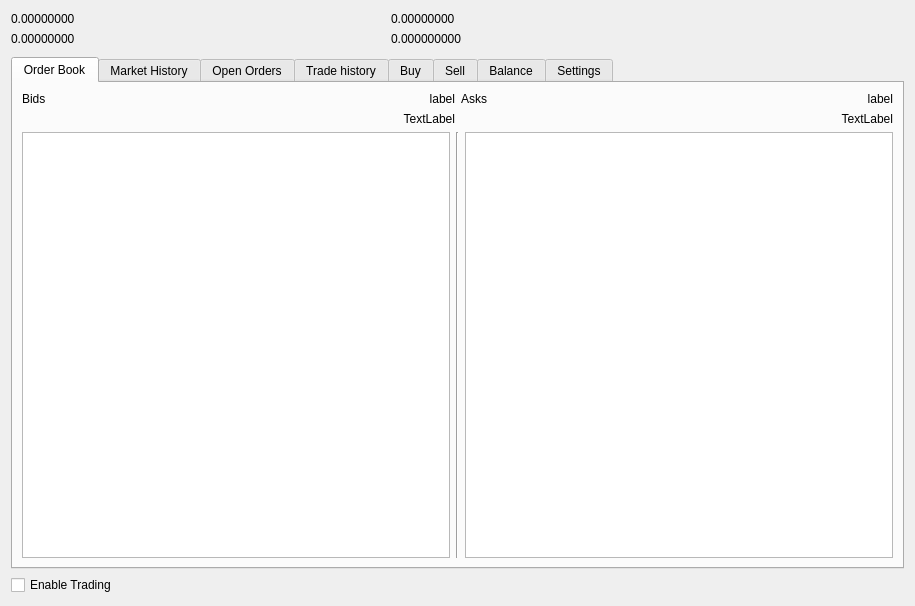
The window that src/qt/forms/tradingdialog.ui (Kore-Core/KORE) describes before a commit, drawn with Qt 5.
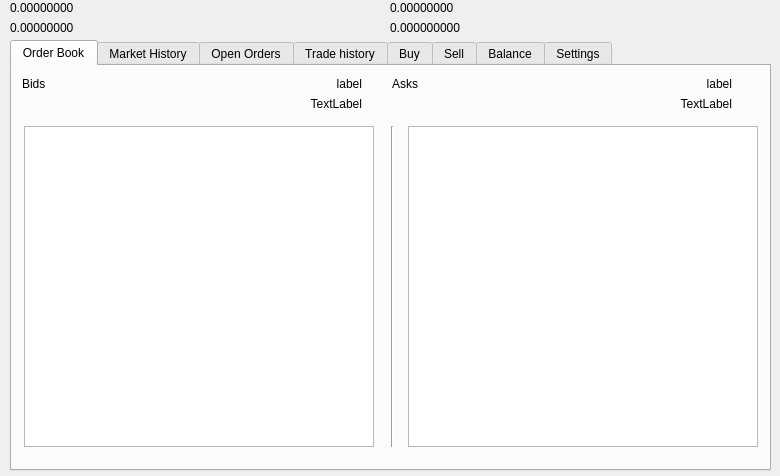
The same window after the commit. Icons and pictures are not drawn.

```diff
--- a/src/qt/forms/tradingdialog.ui
+++ b/src/qt/forms/tradingdialog.ui
@@ -1,118 +1,30 @@
 <?xml version="1.0" encoding="UTF-8"?>
 <ui version="4.0">
  <class>tradingDialog</class>
- <widget class="QWidget" name="tradingDialog">
+ <widget class="QDialog" name="tradingDialog">
   <property name="geometry">
    <rect>
     <x>0</x>
     <y>0</y>
-    <width>915</width>
-    <height>606</height>
+    <width>780</width>
+    <height>476</height>
    </rect>
   </property>
   <property name="windowTitle">
    <string>Bittrex API</string>
   </property>
-  <layout class="QVBoxLayout" name="verticalLayout_2">
-   <item>
-    <layout class="QVBoxLayout" name="verticalLayout">
-     <item>
-      <widget class="QWidget" name="widget" native="true">
-       <property name="sizePolicy">
-        <sizepolicy hsizetype="Preferred" vsizetype="Expanding">
-         <horstretch>0</horstretch>
-         <verstretch>0</verstretch>
-        </sizepolicy>
-       </property>
-       <property name="maximumSize">
-        <size>
-         <width>16777215</width>
-         <height>40</height>
-        </size>
-       </property>
-       <widget class="QLabel" name="Bid">
-        <property name="geometry">
-         <rect>
-          <x>0</x>
-          <y>0</y>
-          <width>240</width>
-          <height>16</height>
-         </rect>
-        </property>
-        <property name="minimumSize">
-         <size>
-          <width>140</width>
-          <height>0</height>
-         </size>
-        </property>
-        <property name="text">
-         <string>0.00000000</string>
-        </property>
-       </widget>
-       <widget class="QLabel" name="Ask">
-        <property name="geometry">
-         <rect>
-          <x>0</x>
-          <y>20</y>
-          <width>240</width>
-          <height>16</height>
-         </rect>
-        </property>
-        <property name="minimumSize">
-         <size>
-          <width>160</width>
-          <height>0</height>
-         </size>
-        </property>
-        <property name="text">
-         <string>0.00000000</string>
-        </property>
-       </widget>
-       <widget class="QLabel" name="volumet">
-        <property name="geometry">
-         <rect>
-          <x>380</x>
-          <y>20</y>
-          <width>240</width>
-          <height>16</height>
-         </rect>
-        </property>
-        <property name="minimumSize">
-         <size>
-          <width>201</width>
-          <height>0</height>
-         </size>
-        </property>
-        <property name="text">
-         <string>0.000000000</string>
-        </property>
-       </widget>
-       <widget class="QLabel" name="volumebtc">
-        <property name="geometry">
-         <rect>
-          <x>380</x>
-          <y>0</y>
-          <width>240</width>
-          <height>16</height>
-         </rect>
-        </property>
-        <property name="minimumSize">
-         <size>
-          <width>160</width>
-          <height>0</height>
-         </size>
-        </property>
-        <property name="text">
-         <string>0.00000000</string>
-        </property>
-       </widget>
-      </widget>
-     </item>
-     <item>
       <widget class="QTabWidget" name="TradingTabWidget">
        <property name="enabled">
         <bool>true</bool>
        </property>
+   <property name="geometry">
+    <rect>
+     <x>10</x>
+     <y>40</y>
+     <width>761</width>
+     <height>431</height>
+    </rect>
+   </property>
        <property name="font">
         <font>
          <weight>50</weight>
@@ -129,53 +41,155 @@
         <attribute name="title">
          <string>Order Book</string>
         </attribute>
-        <layout class="QVBoxLayout" name="verticalLayout_4">
-         <item>
-          <layout class="QVBoxLayout" name="verticalLayout_3">
-           <item>
-            <layout class="QHBoxLayout" name="horizontalLayout_6">
-             <item>
-              <layout class="QGridLayout" name="gridLayout_2">
-               <item row="0" column="1">
-                <widget class="QLabel" name="KOREDemand">
-                 <property name="text">
-                  <string>label</string>
-                 </property>
-                 <property name="alignment">
-                  <set>Qt::AlignRight|Qt::AlignTrailing|Qt::AlignVCenter</set>
-                 </property>
-                </widget>
-               </item>
-               <item row="0" column="0">
+    <widget class="QTableWidget" name="BidsTable">
+     <property name="geometry">
+      <rect>
+       <x>12</x>
+       <y>60</y>
+       <width>350</width>
+       <height>321</height>
+      </rect>
+     </property>
+     <property name="palette">
+      <palette>
+       <active>
+        <colorrole role="Text">
+         <brush brushstyle="SolidPattern">
+          <color alpha="255">
+           <red>51</red>
+           <green>51</green>
+           <blue>51</blue>
+          </color>
+         </brush>
+        </colorrole>
+       </active>
+       <inactive>
+        <colorrole role="Text">
+         <brush brushstyle="SolidPattern">
+          <color alpha="255">
+           <red>51</red>
+           <green>51</green>
+           <blue>51</blue>
+          </color>
+         </brush>
+        </colorrole>
+       </inactive>
+       <disabled>
+        <colorrole role="Text">
+         <brush brushstyle="SolidPattern">
+          <color alpha="255">
+           <red>85</red>
+           <green>85</green>
+           <blue>85</blue>
+          </color>
+         </brush>
+        </colorrole>
+       </disabled>
+      </palette>
+     </property>
+     <property name="font">
+      <font>
+       <pointsize>9</pointsize>
+       <weight>50</weight>
+       <bold>false</bold>
+      </font>
+     </property>
+     <property name="horizontalScrollBarPolicy">
+      <enum>Qt::ScrollBarAsNeeded</enum>
+     </property>
+    </widget>
+    <widget class="QTableWidget" name="AsksTable">
+     <property name="geometry">
+      <rect>
+       <x>396</x>
+       <y>60</y>
+       <width>350</width>
+       <height>321</height>
+      </rect>
+     </property>
+     <property name="palette">
+      <palette>
+       <active>
+        <colorrole role="Text">
+         <brush brushstyle="SolidPattern">
+          <color alpha="255">
+           <red>51</red>
+           <green>51</green>
+           <blue>51</blue>
+          </color>
+         </brush>
+        </colorrole>
+       </active>
+       <inactive>
+        <colorrole role="Text">
+         <brush brushstyle="SolidPattern">
+          <color alpha="255">
+           <red>51</red>
+           <green>51</green>
+           <blue>51</blue>
+          </color>
+         </brush>
+        </colorrole>
+       </inactive>
+       <disabled>
+        <colorrole role="Text">
+         <brush brushstyle="SolidPattern">
+          <color alpha="255">
+           <red>85</red>
+           <green>85</green>
+           <blue>85</blue>
+          </color>
+         </brush>
+        </colorrole>
+       </disabled>
+      </palette>
+     </property>
+     <property name="font">
+      <font>
+       <pointsize>9</pointsize>
+       <weight>50</weight>
+       <bold>false</bold>
+      </font>
+     </property>
+     <property name="horizontalScrollBarPolicy">
+      <enum>Qt::ScrollBarAsNeeded</enum>
+     </property>
+    </widget>
                 <widget class="QLabel" name="BidsCount">
+     <property name="geometry">
+      <rect>
+       <x>10</x>
+       <y>10</y>
+       <width>91</width>
+       <height>16</height>
+      </rect>
+     </property>
                  <property name="text">
                   <string>Bids</string>
                  </property>
                 </widget>
-               </item>
-               <item row="1" column="1">
-                <widget class="QLabel" name="BtcDemand">
-                 <property name="text">
-                  <string>TextLabel</string>
-                 </property>
-                 <property name="alignment">
-                  <set>Qt::AlignRight|Qt::AlignTrailing|Qt::AlignVCenter</set>
-                 </property>
-                </widget>
-               </item>
-              </layout>
-             </item>
-             <item>
-              <layout class="QGridLayout" name="gridLayout">
-               <item row="0" column="0">
                 <widget class="QLabel" name="AsksCount">
+     <property name="geometry">
+      <rect>
+       <x>380</x>
+       <y>10</y>
+       <width>91</width>
+       <height>16</height>
+      </rect>
+     </property>
                  <property name="text">
                   <string>Asks</string>
                  </property>
                 </widget>
-               </item>
-               <item row="0" column="1">
                 <widget class="QLabel" name="KORESupply">
+     <property name="geometry">
+      <rect>
+       <x>540</x>
+       <y>10</y>
+       <width>180</width>
+       <height>15</height>
+      </rect>
+     </property>
                  <property name="text">
                   <string>label</string>
                  </property>
@@ -183,9 +197,47 @@
                   <set>Qt::AlignRight|Qt::AlignTrailing|Qt::AlignVCenter</set>
                  </property>
                 </widget>
-               </item>
-               <item row="1" column="1">
+    <widget class="QLabel" name="KOREDemand">
+     <property name="geometry">
+      <rect>
+       <x>160</x>
+       <y>10</y>
+       <width>190</width>
+       <height>15</height>
+      </rect>
+     </property>
+     <property name="text">
+      <string>label</string>
+     </property>
+     <property name="alignment">
+      <set>Qt::AlignRight|Qt::AlignTrailing|Qt::AlignVCenter</set>
+     </property>
+    </widget>
+    <widget class="QLabel" name="BtcDemand">
+     <property name="geometry">
+      <rect>
+       <x>200</x>
+       <y>30</y>
+       <width>150</width>
+       <height>15</height>
+      </rect>
+     </property>
+     <property name="text">
+      <string>TextLabel</string>
+     </property>
+     <property name="alignment">
+      <set>Qt::AlignRight|Qt::AlignTrailing|Qt::AlignVCenter</set>
+     </property>
+    </widget>
                 <widget class="QLabel" name="BtcSupply">
+     <property name="geometry">
+      <rect>
+       <x>570</x>
+       <y>30</y>
+       <width>150</width>
+       <height>15</height>
+      </rect>
+     </property>
                  <property name="text">
                   <string>TextLabel</string>
                  </property>
@@ -193,53 +245,19 @@
                   <set>Qt::AlignRight|Qt::AlignTrailing|Qt::AlignVCenter</set>
                  </property>
                 </widget>
-               </item>
-              </layout>
-             </item>
-            </layout>
-           </item>
-           <item>
-            <layout class="QHBoxLayout" name="horizontalLayout_5">
-             <item>
-              <widget class="QTableWidget" name="BidsTable">
-               <property name="font">
-                <font>
-                 <pointsize>9</pointsize>
-                 <weight>50</weight>
-                 <bold>false</bold>
-                </font>
-               </property>
-               <property name="horizontalScrollBarPolicy">
-                <enum>Qt::ScrollBarAsNeeded</enum>
-               </property>
-              </widget>
-             </item>
-             <item>
-              <widget class="Line" name="line_2">
+    <widget class="Line" name="line">
+     <property name="geometry">
+      <rect>
+       <x>370</x>
+       <y>60</y>
+       <width>20</width>
+       <height>321</height>
+      </rect>
+     </property>
                <property name="orientation">
                 <enum>Qt::Vertical</enum>
                </property>
               </widget>
-             </item>
-             <item>
-              <widget class="QTableWidget" name="AsksTable">
-               <property name="font">
-                <font>
-                 <pointsize>9</pointsize>
-                 <weight>50</weight>
-                 <bold>false</bold>
-                </font>
-               </property>
-               <property name="horizontalScrollBarPolicy">
-                <enum>Qt::ScrollBarAsNeeded</enum>
-               </property>
-              </widget>
-             </item>
-            </layout>
-           </item>
-          </layout>
-         </item>
-        </layout>
        </widget>
        <widget class="QWidget" name="MarketHistory">
         <attribute name="title">
@@ -3170,34 +3188,92 @@
         </widget>
        </widget>
       </widget>
-     </item>
-     <item>
-      <layout class="QHBoxLayout" name="horizontalLayout_9">
-       <item>
-        <widget class="QCheckBox" name="enable">
+  <widget class="QWidget" name="widget" native="true">
+   <property name="geometry">
+    <rect>
+     <x>10</x>
+     <y>0</y>
+     <width>761</width>
+     <height>34</height>
+    </rect>
+   </property>
+   <widget class="QLabel" name="Bid">
+    <property name="geometry">
+     <rect>
+      <x>0</x>
+      <y>0</y>
+      <width>240</width>
+      <height>16</height>
+     </rect>
+    </property>
+    <property name="minimumSize">
+     <size>
+      <width>140</width>
+      <height>0</height>
+     </size>
+    </property>
          <property name="text">
-          <string>Enable Trading</string>
-         </property>
-        </widget>
-       </item>
-       <item>
-        <spacer name="horizontalSpacer">
-         <property name="orientation">
-          <enum>Qt::Horizontal</enum>
-         </property>
-         <property name="sizeHint" stdset="0">
+     <string>0.00000000</string>
+    </property>
+   </widget>
+   <widget class="QLabel" name="Ask">
+    <property name="geometry">
+     <rect>
+      <x>0</x>
+      <y>20</y>
+      <width>240</width>
+      <height>16</height>
+     </rect>
+    </property>
+    <property name="minimumSize">
           <size>
-           <width>40</width>
-           <height>20</height>
-          </size>
-         </property>
-        </spacer>
-       </item>
-      </layout>
-     </item>
-    </layout>
-   </item>
-  </layout>
+      <width>160</width>
+      <height>0</height>
+     </size>
+    </property>
+    <property name="text">
+     <string>0.00000000</string>
+    </property>
+   </widget>
+   <widget class="QLabel" name="volumet">
+    <property name="geometry">
+     <rect>
+      <x>380</x>
+      <y>20</y>
+      <width>240</width>
+      <height>16</height>
+     </rect>
+    </property>
+    <property name="minimumSize">
+     <size>
+      <width>201</width>
+      <height>0</height>
+     </size>
+    </property>
+    <property name="text">
+     <string>0.000000000</string>
+    </property>
+   </widget>
+   <widget class="QLabel" name="volumebtc">
+    <property name="geometry">
+     <rect>
+      <x>380</x>
+      <y>0</y>
+      <width>240</width>
+      <height>16</height>
+     </rect>
+    </property>
+    <property name="minimumSize">
+     <size>
+      <width>160</width>
+      <height>0</height>
+     </size>
+    </property>
+    <property name="text">
+     <string>0.00000000</string>
+    </property>
+   </widget>
+  </widget>
  </widget>
  <resources>
   <include location="../kore.qrc"/>
```
Left out of the diff: 225 changed lines with no effect on the pictures. Lines whose indentation alone changed are shown as unchanged.
